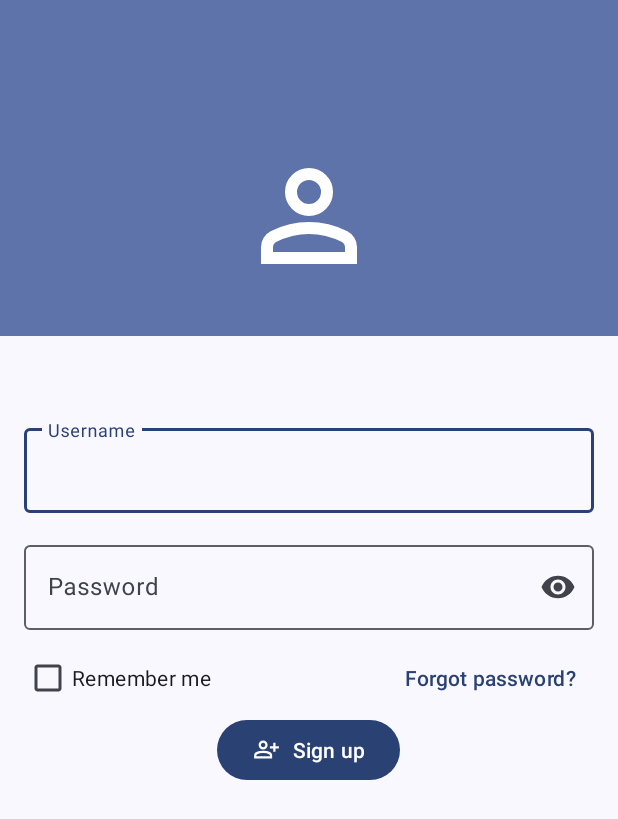
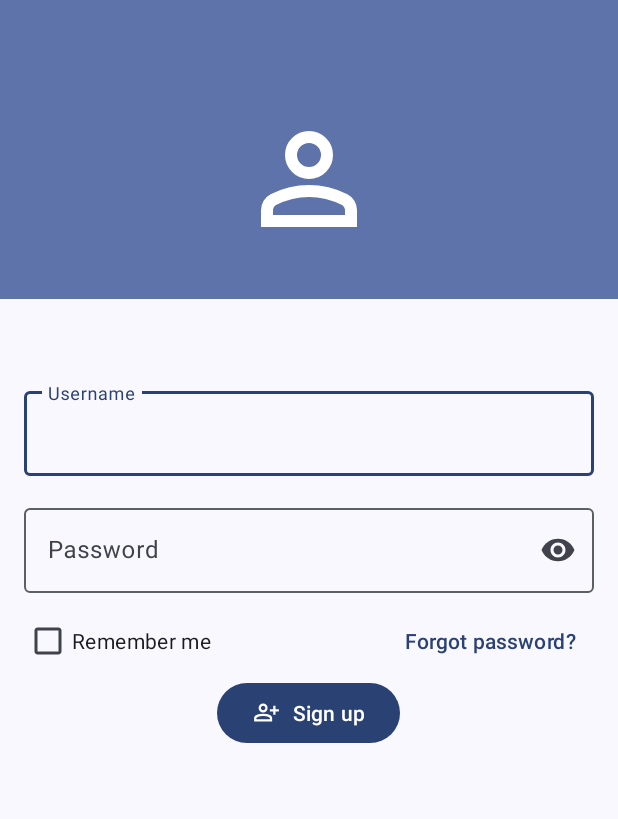
Before and after one commit to huymaster/CampusExpenseManager, an Android app: the screen it shows after launch (MainActivity), on a phone screen of 412 x 824 dp. Shown: the top 819 px of the screen. Run offline under Robolectric (Android 15) with nearby library versions, the phone set to English and light mode, and no system bars; our stand-ins replace Dagger/Hilt's generated code, Material 3 Expressive styles (plain Material 3 is drawn), data binding; 2 statements that could not run were skipped.

Commit message:
Migrates to AndroidX splash screen, removes custom initialization.

```diff
--- a/app/build.gradle.kts
+++ b/app/build.gradle.kts
@@ -84,6 +84,7 @@ dependencies {
     implementation(libs.material)
     implementation(libs.activity)
     implementation(libs.constraintlayout)
+    implementation(libs.splashscreen)
     implementation(libs.cardview)
     implementation(libs.gridlayout)
     implementation(libs.recyclerview)
--- a/app/src/main/java/com/github/huymaster/campusexpensemanager/EntryActivity.java
+++ b/app/src/main/java/com/github/huymaster/campusexpensemanager/EntryActivity.java
@@ -3,22 +3,43 @@ package com.github.huymaster.campusexpensemanager;
 import android.content.Intent;
 import android.os.Bundle;
 import android.view.View;
+import android.view.animation.AlphaAnimation;
+import android.view.animation.Animation;
 
 import androidx.annotation.Nullable;
 import androidx.appcompat.app.AppCompatActivity;
+import androidx.core.splashscreen.SplashScreen;
 
 public class EntryActivity extends AppCompatActivity {
 
 	@Override
 	protected void onCreate(@Nullable Bundle savedInstanceState) {
+		SplashScreen.installSplashScreen(this);
 		super.onCreate(savedInstanceState);
-		setContentView(new View(this));
+		Animation fadeOut = new AlphaAnimation(1f, 0f);
+		fadeOut.setDuration(350);
+		fadeOut.setAnimationListener(new Animation.AnimationListener() {
+			@Override
+			public void onAnimationStart(Animation animation) {
+				startActivity(new Intent(EntryActivity.this, MainActivity.class));
+			}
+
+			@Override
+			public void onAnimationEnd(Animation animation) {
+				finish();
+			}
+
+			@Override
+			public void onAnimationRepeat(Animation animation) {
+			}
+		});
+		View view = new View(this);
+		setContentView(view);
+		view.startAnimation(fadeOut);
 	}
 
 	@Override
 	protected void onResume() {
 		super.onResume();
-		startActivity(new Intent(EntryActivity.this, MainActivity.class));
-		finish();
 	}
 }
--- a/app/src/main/java/com/github/huymaster/campusexpensemanager/MainActivity.java
+++ b/app/src/main/java/com/github/huymaster/campusexpensemanager/MainActivity.java
@@ -34,12 +34,11 @@ public class MainActivity extends AppCompatActivity {
 	@Override
 	protected void onCreate(@Nullable Bundle savedInstanceState) {
 		super.onCreate(savedInstanceState);
-		setContentView(R.layout.initialization_fragment);
 
 		binding = MainActivityBinding.inflate(getLayoutInflater());
-		View rootView = binding.getRoot();
-		Functions.setupInsets(rootView);
-		setContentView(rootView);
+		View root = binding.getRoot();
+		Functions.setupInsets(root);
+		setContentView(root);
 
 		getOnBackPressedDispatcher().addCallback(onBackPressedCallback);
 	}
--- a/app/src/main/java/com/github/huymaster/campusexpensemanager/fragment/InitializationFragment.java
+++ /dev/null
@@ -1,40 +0,0 @@
-package com.github.huymaster.campusexpensemanager.fragment;
-
-import android.os.Bundle;
-import android.view.LayoutInflater;
-import android.view.View;
-import android.view.ViewGroup;
-
-import androidx.annotation.NonNull;
-import androidx.annotation.Nullable;
-
-import com.github.huymaster.campusexpensemanager.R;
-import com.github.huymaster.campusexpensemanager.databinding.InitializationFragmentBinding;
-
-public class InitializationFragment extends BaseFragment {
-	private InitializationFragmentBinding binding;
-
-	@Nullable
-	@Override
-	public View onCreateView(@NonNull LayoutInflater inflater, @Nullable ViewGroup container, @Nullable Bundle savedInstanceState) {
-		binding = InitializationFragmentBinding.inflate(inflater, container, false);
-		return binding.getRoot();
-	}
-
-	@Override
-	public void onStart() {
-		super.onStart();
-	}
-
-	@Override
-	public void onResume() {
-		super.onResume();
-		getNavController().navigate(R.id.action_initializationFragment_to_loginFragment);
-	}
-
-	@Override
-	public void onDestroyView() {
-		super.onDestroyView();
-		binding = null;
-	}
-}
--- a/app/src/main/java/com/github/huymaster/campusexpensemanager/fragment/LoginFragment.java
+++ b/app/src/main/java/com/github/huymaster/campusexpensemanager/fragment/LoginFragment.java
@@ -111,9 +111,8 @@ public class LoginFragment extends BaseFragment {
 		}
 		viewModel.getLoggedInState().observe(getViewLifecycleOwner(), username -> {
 			binding.loginButton.setEnabled(username == null);
-			if (username != null) {
+			if (username != null)
 				getNavController().navigate(R.id.action_loginFragment_to_mainFragment);
-			}
 		});
 	}
 
--- a/app/src/main/res/layout/login_fragment.xml
+++ b/app/src/main/res/layout/login_fragment.xml
@@ -12,7 +12,7 @@
             android:layout_height="wrap_content"
             android:layout_gravity="center"
             android:background="?attr/colorPrimaryContainer"
-            android:paddingTop="96dp"
+            android:paddingTop="32pt"
             android:paddingBottom="32dp">
 
             <com.google.android.material.imageview.ShapeableImageView
--- a/app/src/main/res/navigation/default_nav_graph.xml
+++ b/app/src/main/res/navigation/default_nav_graph.xml
@@ -2,23 +2,8 @@
 <navigation xmlns:android="http://schemas.android.com/apk/res/android"
     xmlns:app="http://schemas.android.com/apk/res-auto"
     android:id="@+id/default_nav_graph"
-    app:startDestination="@id/initializationFragment">
+    app:startDestination="@id/loginFragment">
 
-    <fragment
-        android:id="@+id/initializationFragment"
-        android:name="com.github.huymaster.campusexpensemanager.fragment.InitializationFragment"
-        android:label="InitializationFragment">
-        <action
-            android:id="@+id/action_initializationFragment_to_loginFragment"
-            app:destination="@id/loginFragment"
-            app:enterAnim="@anim/fragment_in"
-            app:exitAnim="@anim/fragment_out"
-            app:launchSingleTop="true"
-            app:popEnterAnim="@anim/fragment_back_in"
-            app:popExitAnim="@anim/fragment_back_out"
-            app:popUpTo="@id/initializationFragment"
-            app:popUpToInclusive="true" />
-    </fragment>
     <fragment
         android:id="@+id/loginFragment"
         android:name="com.github.huymaster.campusexpensemanager.fragment.LoginFragment"
@@ -31,7 +16,7 @@
             app:launchSingleTop="true"
             app:popEnterAnim="@anim/fragment_back_in"
             app:popExitAnim="@anim/fragment_back_out"
-            app:popUpTo="@id/loginFragment"
+            app:popUpTo="@id/mainFragment"
             app:popUpToInclusive="true" />
     </fragment>
     <fragment
@@ -41,13 +26,12 @@
         <action
             android:id="@+id/action_mainFragment_to_loginFragment"
             app:destination="@id/loginFragment"
-            app:enterAnim="@anim/fragment_back_in"
-            app:exitAnim="@anim/fragment_back_out"
+            app:enterAnim="@anim/fragment_in"
+            app:exitAnim="@anim/fragment_out"
             app:launchSingleTop="true"
-            app:popEnterAnim="@anim/fragment_in"
-            app:popExitAnim="@anim/fragment_out"
-            app:popUpTo="@id/mainFragment"
+            app:popEnterAnim="@anim/fragment_back_in"
+            app:popExitAnim="@anim/fragment_back_out"
+            app:popUpTo="@id/loginFragment"
             app:popUpToInclusive="true" />
     </fragment>
-
 </navigation>
--- a/app/src/main/res/values/themes.xml
+++ b/app/src/main/res/values/themes.xml
@@ -9,4 +9,10 @@
         <item name="android:windowIsTranslucent">true</item>
         <item name="android:windowTranslucentNavigation">true</item>
     </style>
+
+    <style name="Theme.App.Starting" parent="Theme.SplashScreen">
+        <item name="splashScreenIconSize">48dp</item>
+        <item name="windowSplashScreenAnimatedIcon">@drawable/splash</item>
+        <item name="postSplashScreenTheme">@style/Theme.CampusExpenseManager</item>
+    </style>
 </resources>
--- a/gradle/libs.versions.toml
+++ b/gradle/libs.versions.toml
@@ -8,6 +8,7 @@ appcompat = "1.7.1"
 material = "1.14.0-alpha03"
 activity = "1.11.0-rc01"
 constraintlayout = "2.2.1"
+splashscreen = "1.2.0-rc01"
 cardview = "1.0.0"
 gridlayout = "1.1.0"
 recyclerview = "1.4.0"
@@ -39,6 +40,7 @@ appcompat = { group = "androidx.appcompat", name = "appcompat", version.ref = "a
 material = { group = "com.google.android.material", name = "material", version.ref = "material" }
 activity = { group = "androidx.activity", name = "activity", version.ref = "activity" }
 constraintlayout = { group = "androidx.constraintlayout", name = "constraintlayout", version.ref = "constraintlayout" }
+splashscreen = { group = "androidx.core", name = "core-splashscreen", version.ref = "splashscreen" }
 cardview = { group = "androidx.cardview", name = "cardview", version.ref = "cardview" }
 gridlayout = { group = "androidx.gridlayout", name = "gridlayout", version.ref = "gridlayout" }
 recyclerview = { group = "androidx.recyclerview", name = "recyclerview", version.ref = "recyclerview" }
```
Also changed, not shown: app/src/main/AndroidManifest.xml (+5 -4 lines), app/src/main/java/com/github/huymaster/campusexpensemanager/fragment/BaseFragment.java (+11 -0 lines), app/src/main/res/layout/initialization_fragment.xml (deleted, +0 -59 lines), app/src/main/res/drawable/splash.gif (added).
